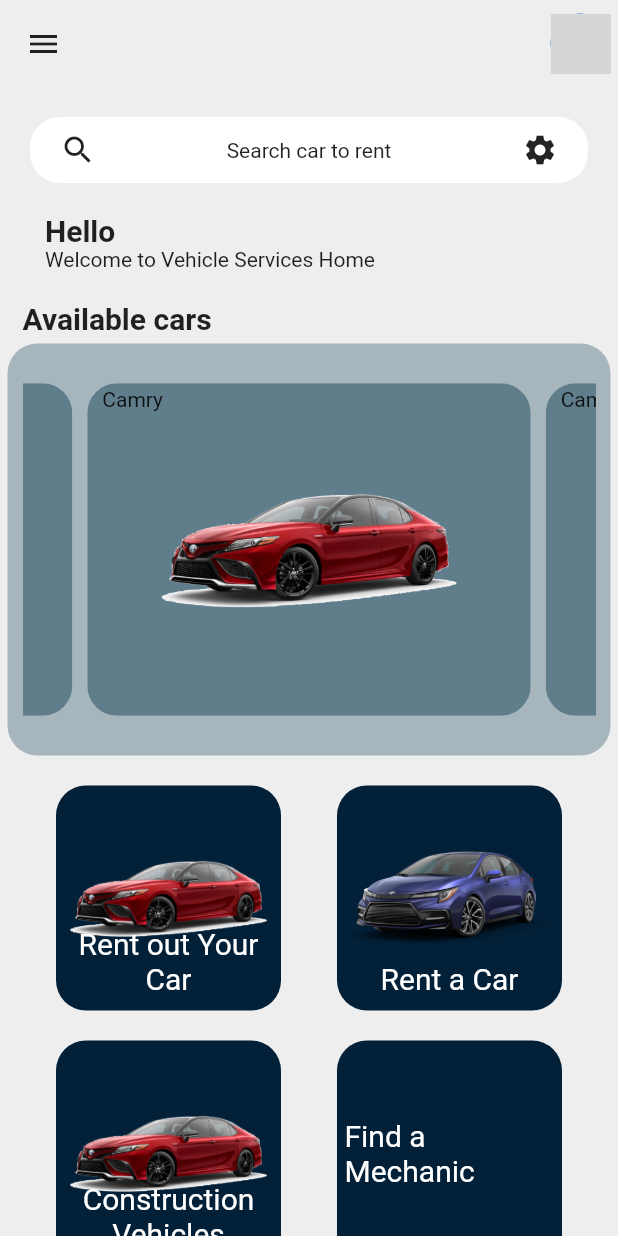
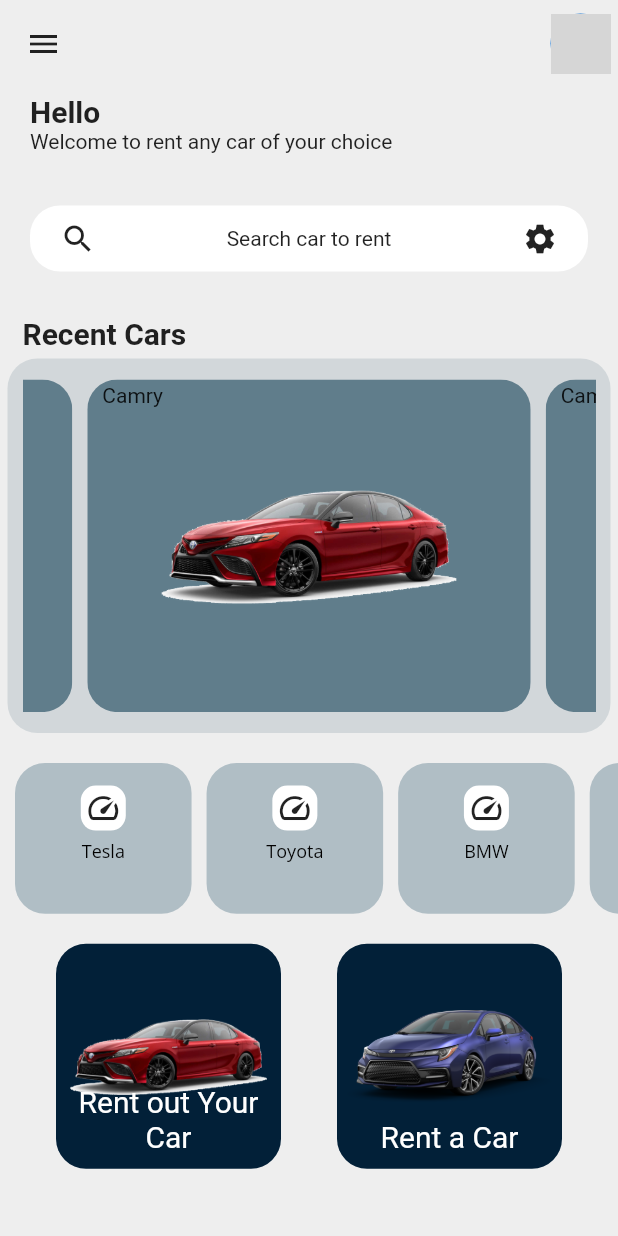
Before and after one commit to MohammedDayan/vehicle-services, a Flutter app: the Homepage screen opened directly, on a phone screen of 412 x 824 dp. Run offline on Flutter 3.47's test engine with Material 2 defaults, Android fonts, the phone set to English and light mode, and no system bars; drawn by our look-alikes of carousel_slider, focused_menu; our stand-ins replace cloud_firestore, firebase_auth, firebase_core, firebase_storage, image_picker, lottie; missing offline and left inert: d_chart; accounts and stored records are empty; network calls fail; project files that could hold a hidden picture were left out; grey boxes are pictures that could not be loaded.

Commit message:
edited the dashboard

```diff
--- a/vehicle_service_app/lib/ui/dashboard.dart
+++ b/vehicle_service_app/lib/ui/dashboard.dart
@@ -6,6 +6,7 @@ import 'package:vehicle_service_app/ui/recentcars.dart';
 import 'package:vehicle_service_app/ui/rentacar.dart';
 import 'package:vehicle_service_app/ui/screens/available_cars.dart';
 import 'package:vehicle_service_app/ui/screens/mycars.dart';
+import 'package:vehicle_service_app/ui/widgets/brands.dart';
 import 'package:vehicle_service_app/ui/widgets/drawer.dart';
 import 'package:vehicle_service_app/ui/widgets/search_cars.dart';
 import 'package:vehicle_service_app/ui/screens/updateprofile.dart';
@@ -76,6 +77,40 @@ class _HomepageState extends State<Homepage> {
                       ],
                     ),
                   ),
+                  const SizedBox(
+                    height: 5.0,
+                  ),
+
+                  Row(
+                    children: [
+                      Container(
+                        padding: const EdgeInsets.fromLTRB(20.0, 0.0, 0.0, 0.0),
+                        child: Text(
+                          user.displayName != null
+                              ? 'Hello ' + user.displayName!
+                              : "hello User",
+                          style: const TextStyle(
+                            fontSize: 20.0,
+                            fontWeight: FontWeight.bold,
+                          ),
+                          overflow: TextOverflow.clip,
+                        ),
+                      ),
+                    ],
+                  ),
+                  Container(
+                      alignment: AlignmentDirectional.topStart,
+                      padding: const EdgeInsets.fromLTRB(
+                        20.0,
+                        0.0,
+                        0.0,
+                        0.0,
+                      ),
+                      child: const Text('Welcome to rent any car of your choice')),
+                  const SizedBox(
+                    height: 15.0,
+                  ),
+
                   GestureDetector(
                     onTap: () =>
                         showSearch(context: context, delegate: SearchCars()),
@@ -97,40 +132,15 @@ class _HomepageState extends State<Homepage> {
                         ) //search
                         ),
                   ),
-                  Row(
-                    children: [
-                      Container(
-                        padding: const EdgeInsets.fromLTRB(30.0, 0.0, 0.0, 0.0),
-                        child: Text(
-                          user.displayName != null
-                              ? 'Hello ' + user.displayName!
-                              : "hello User",
-                          style: const TextStyle(
-                            fontSize: 20.0,
-                            fontWeight: FontWeight.bold,
-                          ),
-                          overflow: TextOverflow.clip,
-                        ),
-                      ),
-                    ],
+                  const SizedBox(
+                    height: 5.0,
                   ),
-                  Container(
-                      alignment: AlignmentDirectional.topStart,
-                      padding: const EdgeInsets.fromLTRB(
-                        30.0,
-                        0.0,
-                        0.0,
-                        0.0,
-                      ),
-                      child: const Text('Welcome to Vehicle Services Home')),
-                  const SizedBox(
-                    height: 15.0,
-                  ),
+
                   Container(
                     padding: const EdgeInsets.fromLTRB(15.0, 5.0, 5.0, 5.0),
                     alignment: AlignmentDirectional.topStart,
                     child: const Text(
-                      'Available cars',
+                      'Recent Cars',
                       style: TextStyle(
                         fontWeight: FontWeight.bold,
                         fontSize: 20.0,
@@ -138,7 +148,7 @@ class _HomepageState extends State<Homepage> {
                     ),
                   ),
                   Container(
-                    height: size.height/3,
+                    height: size.height/3.3,
                     padding: EdgeInsets.symmetric(horizontal: 10),
                     margin: EdgeInsets.symmetric(horizontal: 5),
                     decoration: BoxDecoration(
@@ -147,7 +157,7 @@ class _HomepageState extends State<Homepage> {
                         //right: BorderSide(width: 1, color: Colors.red)
                       //),
                       borderRadius: BorderRadius.circular(20),
-                      color: Colors.blueGrey.withOpacity(0.5),
+                      color: Colors.blueGrey.withOpacity(0.2),
                       //shape: BoxShape.rectangle
                     ),
                     child: CarouselSlider(
@@ -162,6 +172,27 @@ class _HomepageState extends State<Homepage> {
               const SizedBox(
                 height: 20.0,
               ),
+
+              SingleChildScrollView(
+                physics: BouncingScrollPhysics(),
+                scrollDirection: Axis.horizontal,
+                child: Row(
+                  mainAxisAlignment: MainAxisAlignment.spaceAround,
+                  children: [
+                    brand(myimage: Icons.speed, name: 'Tesla'),
+                    brand(myimage: Icons.speed, name: 'Toyota'),
+                    brand(myimage: Icons.speed, name: 'BMW'),
+                    brand(myimage: Icons.speed, name: 'Honda'),
+                    brand(myimage: Icons.speed, name: 'Audi'),
+                    brand(myimage: Icons.speed, name: 'Benz'),
+                    brand(myimage: Icons.speed, name: 'Lexus'),
+                  ],
+                ),
+              ),
+              const SizedBox(
+                height: 20.0,
+              ),
+
               Row(
                 mainAxisAlignment: MainAxisAlignment.spaceEvenly,
                 children: [
@@ -252,10 +283,10 @@ class _HomepageState extends State<Homepage> {
                   ),
                 ],
               ),
-              const SizedBox(
-                height: 20.0,
-              ),
-              Row(
+              // const SizedBox(
+                // height: 20.0,
+              // ),
+              /*Row(
                 mainAxisAlignment: MainAxisAlignment.spaceEvenly,
                 children: [
                   InkWell(
@@ -321,7 +352,7 @@ class _HomepageState extends State<Homepage> {
                     ),
                   ),
                 ],
-              )
+              )*/
             ],
           ),
         ),
--- /dev/null
+++ b/vehicle_service_app/lib/ui/widgets/brands.dart
@@ -0,0 +1,78 @@
+import 'package:flutter/material.dart';
+import 'package:focused_menu/focused_menu.dart';
+import 'package:focused_menu/modals.dart';
+import 'package:vehicle_service_app/config/constants.dart';
+
+class brand extends StatelessWidget {
+  const brand({ Key? key,
+      required this.myimage,
+      required this.name
+       })
+      : super(key: key);
+  final IconData myimage;
+  final String name;
+  @override
+  Widget build(BuildContext context) {
+
+    return Padding(
+     padding: const EdgeInsets.only(left: 10.0,),
+     child: FocusedMenuHolder(
+        onPressed: () {},
+          blurBackgroundColor: Colors.blueGrey[900],
+          // menuOffset: 10,
+          openWithTap: true,
+         // duration: Duration(seconds: 1),
+          menuItems: [
+            FocusedMenuItem(
+            title: Text('There is no car yet'),
+            onPressed: () {}),
+          ],
+       child: Container(
+           width: MediaQuery.of(context).size.width / 3.5,
+           height: MediaQuery.of(context).size.height / 8.2,
+           decoration: BoxDecoration(
+            color: Colors.blueGrey[200],
+            borderRadius: BorderRadius.circular(20)
+           ),
+
+             child: Padding(
+              padding: const EdgeInsets.only(top: 15, left:5, right: 5, bottom: 5,),
+              child: Column(
+                children: [
+                    Container(
+                    width: 30,
+                    height: 30,
+                    decoration: BoxDecoration(
+                      borderRadius: BorderRadius.circular(10),
+                      color: Colors.white
+                    ),
+                    child: Align(
+                       alignment: Alignment.center,
+                       child: Icon(
+                        myimage
+                       )),
+                  ),
+
+                   SizedBox(height: 5,),
+                  Text(
+                    name,
+                    textAlign: TextAlign.left,
+                    style: const TextStyle(
+                      fontFamily: 'OpenSans',
+                      fontSize: 12,
+                     // fontWeight: FontWeight.bold,
+                      color: Colors.black,
+
+                    ),
+                  ),
+                ],
+              ),
+        ),
+
+       ),
+     ),
+    );
+
+
+  }
+}
```
Also changed, not shown: vehicle_service_app/pubspec.lock, 1 other file.
